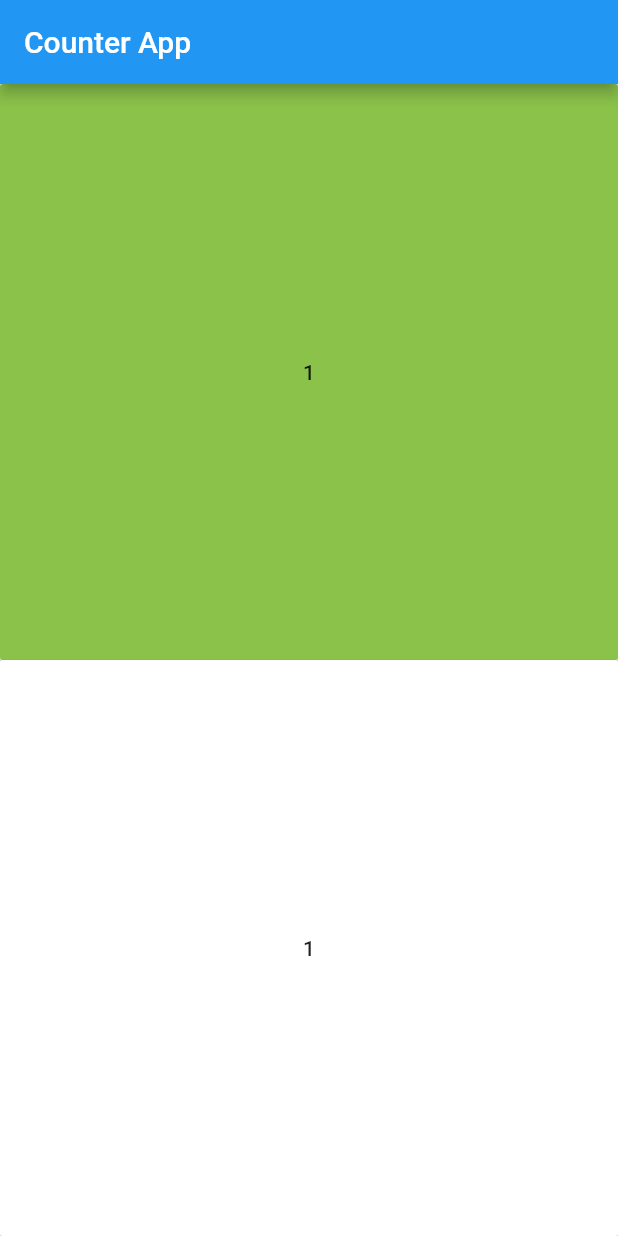
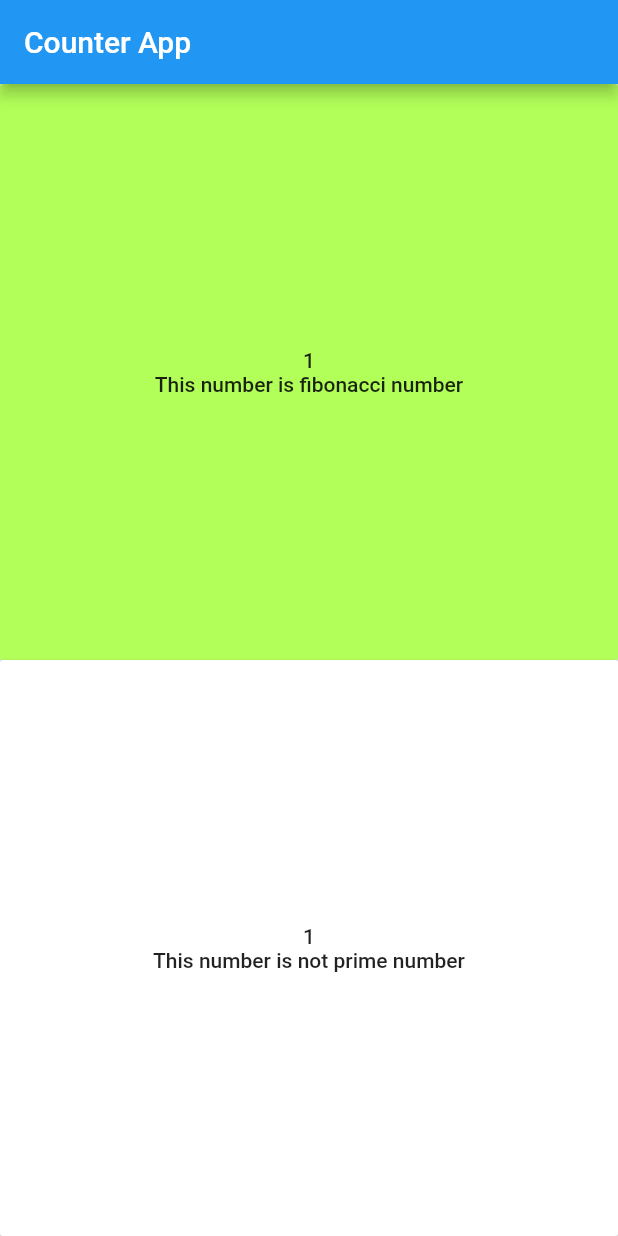
Before and after one commit to Pimmiiiu/FlutterApp, a Flutter app: the screen it shows after launch, after a tap on an icon or button, on a phone screen of 412 x 824 dp. Run offline on Flutter 3.47's test engine with Material 2 defaults, Android fonts, the phone set to English and light mode, and no system bars.

Commit message:
fibonacci

```diff
--- a/lib/main.dart
+++ b/lib/main.dart
@@ -29,15 +29,19 @@ class _MyHomePageState extends State<MyHomePage> {
   int _fibonacci = 0;
   int n1 = 0;
   int n2 = 1;
-  bool check;
+  int next = 0;
+  bool checkFibonacci;
   bool checkPrime;
   int _prime = 0;
+  List<int> listFibonacci = [];
   @override
   void initState() {
+    _getfibonacci(_fibonacci);
+    _getPrime(_prime);
     super.initState();
   }
 
-  void _incrementCounter() {
+  void _incrementCounter() { // กด button แล้ว +เลข
     setState(() {
       _fibonacci++;
       _getfibonacci(_fibonacci);
@@ -53,14 +57,13 @@ class _MyHomePageState extends State<MyHomePage> {
         checkPrime = true;
       });
     }
-    for (i = 2; i <= prime - 1; i++) {
-      if (prime % i == 0) {
+    for (i = 2; i <= prime - 1; i++) { // check ว่าเลขหารอะไรลงตัวบ้าง เริ่มจาก 2 เพราะ ถ้าเป็น 1 มันจะถูกทั้งหมด
+      if (prime % i == 0) { // มีเลขที่หารลงตัว == ไม่ใช่ Prime number
         setState(() {
           checkPrime = false;
         });
         break;
-      }
-       else {
+      } else {
         setState(() {
           checkPrime = true;
         });
@@ -69,24 +72,21 @@ class _MyHomePageState extends State<MyHomePage> {
   }
 
   void _getfibonacci(int fibonacci) {
+    while (fibonacci >= next) { // check เลข fibonacci จนถึงเลขที่กดอยู่
+      n1 = n2;
+      n2 = next;
+      next = n1 + n2;
+      listFibonacci.add(next); // add เข้า list เพราะจะเอามา check ต่อ
+    }
+    if (listFibonacci.contains(fibonacci) || fibonacci == 0) { // check ว่า เลขที่กดอยู่ อยู่ใน List fibonacci หรือป่าว
       setState(() {
-      if (fibonacci == 0 || fibonacci == 1) {
-        check = true;
+        checkFibonacci = true;
+      });
     } else {
-        n1 = fibonacci - 2;
-        n2 = fibonacci - 1;
-        // print(fibonacci == (n1 + n2));
-        if (fibonacci == (n1 + n2)) {
-          check = true;
-        } else {
-          check = false;
+      setState(() {
+        checkFibonacci = false;
+      });
     }
-      }
-      // check = n1 + n2;
-      // n1 = n2;
-      // n2 = check;
-      // print(check);
-    });
   }
 
   @override
@@ -101,18 +101,37 @@ class _MyHomePageState extends State<MyHomePage> {
                 child: Container(
               width: double.infinity,
               child: RaisedButton(
-                color: (check == true) ? Colors.lightGreen : Colors.white,
+                color:
+                    (checkFibonacci == true) ? Colors.lightGreenAccent : Colors.white,
                 onPressed: _incrementCounter,
-                child: Text('$_fibonacci'),
+                child: Column(
+                  crossAxisAlignment: CrossAxisAlignment.center,
+                  mainAxisAlignment: MainAxisAlignment.center,
+                  children: [
+                    Text('$_fibonacci'),
+                    (checkFibonacci == true)
+                        ? Text('This number is fibonacci number')
+                        : Text('This number is not fibonacci number')
+                  ],
+                ),
               ),
             )),
             Expanded(
                 child: Container(
               width: double.infinity,
               child: RaisedButton(
-                color: (checkPrime == true) ? Colors.lightGreen : Colors.white,
+                color: (checkPrime == true) ? Colors.lightGreenAccent : Colors.white,
                 onPressed: _incrementCounter,
-                child: Text('$_prime'),
+                child: Column(
+                  crossAxisAlignment: CrossAxisAlignment.center,
+                  mainAxisAlignment: MainAxisAlignment.center,
+                  children: [
+                    Text('$_prime'),
+                    (checkPrime == true)
+                        ? Text('This number is prime number')
+                        : Text('This number is not prime number')
+                  ],
+                ),
               ),
             ))
           ],
```
Lines whose indentation alone changed are shown as unchanged.
